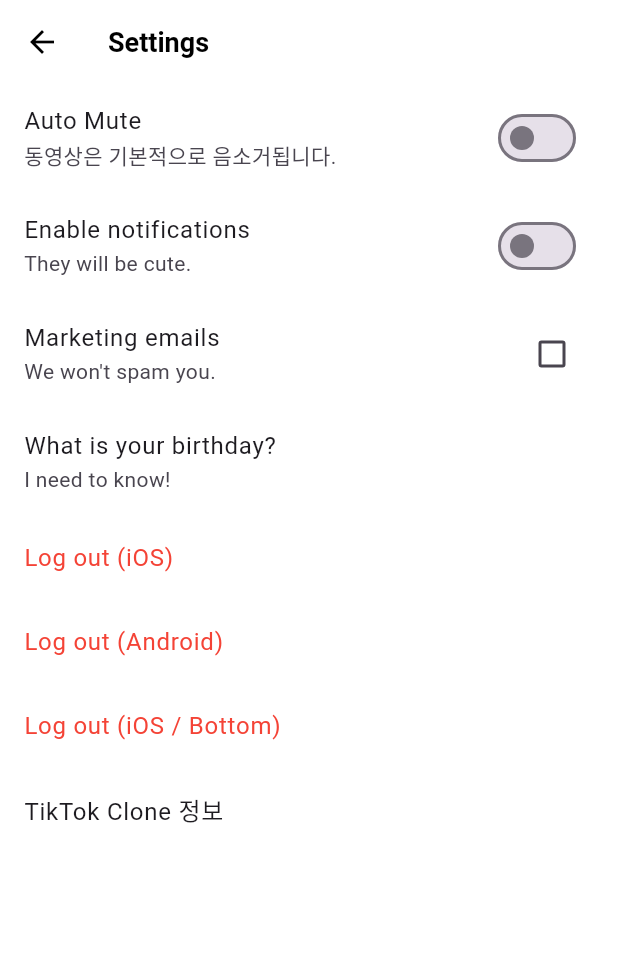
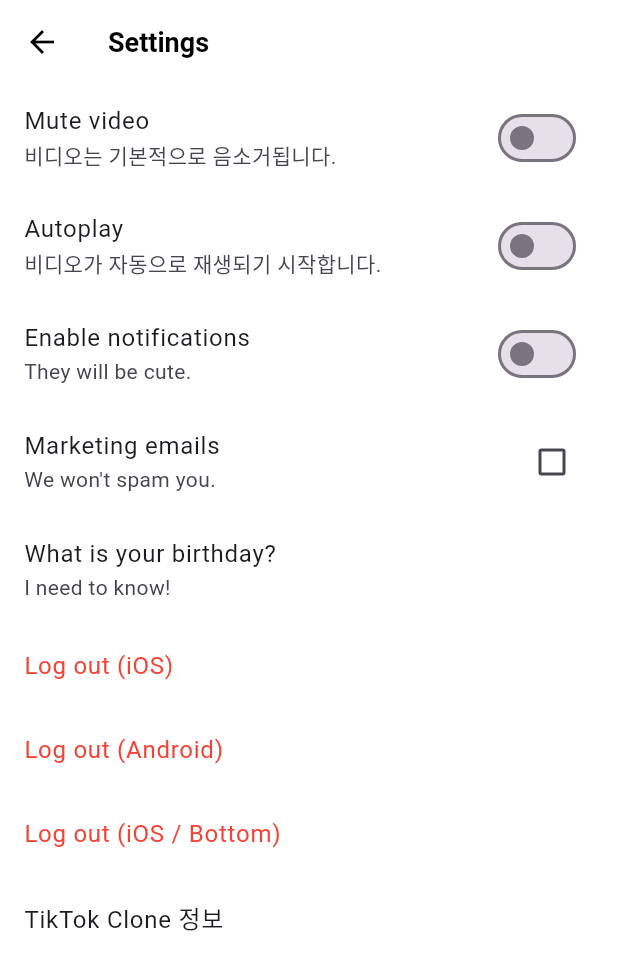
Before and after one commit to zeronedev/tiktok_clone_230217, a Flutter app: the SettingsScreen screen opened directly, on a phone screen of 412 x 824 dp. Shown: the top 970 px of the screen. Run offline on Flutter 3.47's test engine with Material 3 defaults, Android fonts, the phone set to English and light mode, and no system bars; our stand-ins replace camera, font_awesome_flutter, gallery_saver, go_router, image_picker, permission_handler and 3 more; accounts and stored records are empty; network calls fail.

Commit message:
#21.3 PlaybackConfigViewModel:데이터 저장, 읽기

```diff
--- a/lib/features/settings/settings_screen.dart
+++ b/lib/features/settings/settings_screen.dart
@@ -3,7 +3,7 @@ import 'package:flutter/foundation.dart';
 import 'package:flutter/material.dart';
 import 'package:font_awesome_flutter/font_awesome_flutter.dart';
 import 'package:provider/provider.dart';
-import 'package:tiktok_clone_230217/common/widgets/video_config/video_config.dart';
+import 'package:tiktok_clone_230217/features/videos/view_models/playback_config_vm.dart';
 
 class SettingsScreen extends StatefulWidget {
   const SettingsScreen({super.key});
@@ -34,10 +34,18 @@ class _SettingsScreenState extends State<SettingsScreen> {
         body: ListView(
           children: [
             SwitchListTile.adaptive(
-              value: context.watch<VideoConfig>().isMuted,
-              onChanged: (value) => context.read<VideoConfig>().toggleIsMuted(),
-              title: const Text("Auto Mute"),
-              subtitle: const Text("동영상은 기본적으로 음소거됩니다."),
+              value: context.watch<PlaybackConfigViewModel>().muted,
+              onChanged: (value) =>
+                  context.read<PlaybackConfigViewModel>().setMuted(value),
+              title: const Text("Mute video"),
+              subtitle: const Text("비디오는 기본적으로 음소거됩니다."),
+            ),
+            SwitchListTile.adaptive(
+              value: context.watch<PlaybackConfigViewModel>().autoplay,
+              onChanged: (value) =>
+                  context.read<PlaybackConfigViewModel>().setAutoplay(value),
+              title: const Text("Autoplay"),
+              subtitle: const Text("비디오가 자동으로 재생되기 시작합니다."),
             ),
             SwitchListTile.adaptive(
               value: _notifications,
--- a/lib/features/videos/repos/playback_config_repo.dart
+++ b/lib/features/videos/repos/playback_config_repo.dart
@@ -1,12 +1,12 @@
 import 'package:shared_preferences/shared_preferences.dart';
 
-class VideoPlaybackConfigRepository {
+class PlaybackConfigRepository {
   static const String _autoplay = "autoplay";
   static const String _muted = "muted";
 
   final SharedPreferences _preferences;
 
-  VideoPlaybackConfigRepository(this._preferences);
+  PlaybackConfigRepository(this._preferences);
 
   Future<void> setMuted(bool value) async {
     _preferences.setBool(_muted, value);
--- a/lib/features/videos/view_models/playback_config_vm.dart
+++ b/lib/features/videos/view_models/playback_config_vm.dart
@@ -1,3 +1,29 @@
 import 'package:flutter/material.dart';
+import 'package:tiktok_clone_230217/features/videos/models/playback_config_model.dart';
+import 'package:tiktok_clone_230217/features/videos/repos/playback_config_repo.dart';
 
-class PlaybackConfigViewModel extends ChangeNotifier {}
+class PlaybackConfigViewModel extends ChangeNotifier {
+  final PlaybackConfigRepository _repository;
+
+  late final PlaybackConfigModel _model = PlaybackConfigModel(
+    muted: _repository.isMuted(),
+    autoplay: _repository.isAutoplay(),
+  );
+
+  PlaybackConfigViewModel(this._repository);
+
+  bool get muted => _model.muted;
+  bool get autoplay => _model.autoplay;
+
+  void setMuted(bool value) {
+    _repository.setMuted(value);
+    _model.muted = value;
+    notifyListeners();
+  }
+
+  void setAutoplay(bool value) {
+    _repository.setAutoplay(value);
+    _model.autoplay = value;
+    notifyListeners();
+  }
+}
--- a/lib/features/videos/views/widgets/video_post.dart
+++ b/lib/features/videos/views/widgets/video_post.dart
@@ -163,13 +163,11 @@ class _VideoPostState extends State<VideoPost>
             left: 20,
             top: 40,
             child: IconButton(
-              icon: FaIcon(context.watch<VideoConfig>().isMuted
+              icon: const FaIcon(false
                   ? FontAwesomeIcons.volumeOff
                   : FontAwesomeIcons.volumeHigh),
               color: Colors.white,
-              onPressed: () {
-                context.read<VideoConfig>().toggleIsMuted();
-              },
+              onPressed: () {},
             ),
           ),
           const Positioned(
```
Also changed, not shown: lib/main.dart (+18 -10 lines).
